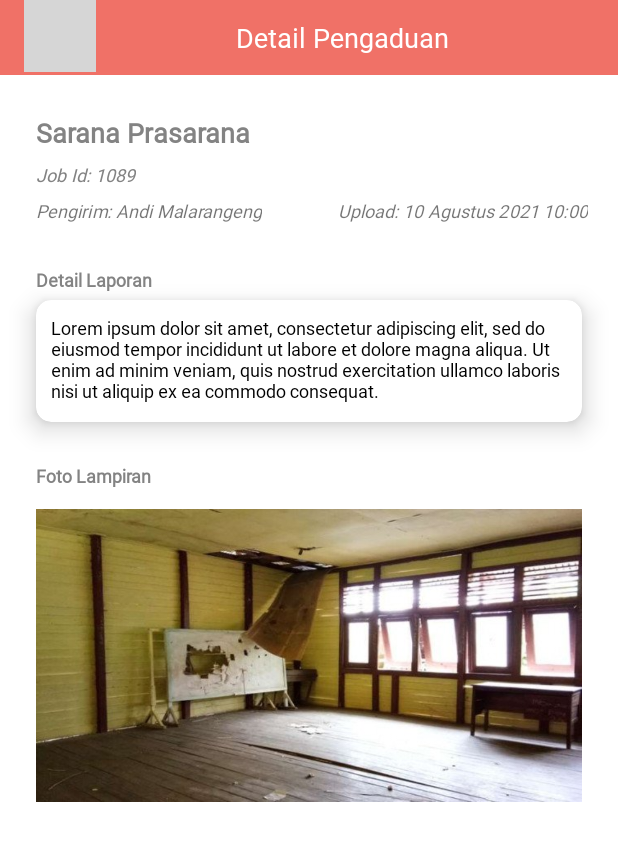
After one commit to zubaidi/PortalSekolah, an Android app: the PengaduanDetailActivity screen opened directly, with no data from a screen before it, on a phone screen of 412 x 824 dp. The commit adds this screen. Shown: the top 841 px of the screen. Run offline under Robolectric (Android 15) with nearby library versions, the phone set to English and light mode, and no system bars; grey boxes are pictures that could not be loaded.

Commit message:
Tambah PengaduanDetailActivity.kt

```diff
--- a/app/src/main/AndroidManifest.xml
+++ b/app/src/main/AndroidManifest.xml
@@ -1,6 +1,6 @@
 <?xml version="1.0" encoding="utf-8"?>
 <manifest xmlns:android="http://schemas.android.com/apk/res/android"
-    package="com.example.portalsekolah" >
+    package="com.example.portalsekolah">
 
     <application
         android:allowBackup="true"
@@ -8,7 +8,10 @@
         android:label="@string/app_name"
         android:roundIcon="@mipmap/ic_launcher_round"
         android:supportsRtl="true"
-        android:theme="@style/Theme.PortalSekolah" >
+        android:theme="@style/Theme.PortalSekolah">
+        <activity
+            android:name=".PengaduanDetailActivity"
+            android:exported="false" />
         <activity
             android:name=".LokasiActivity"
             android:exported="false" />
@@ -32,7 +35,7 @@
             android:exported="false" />
         <activity
             android:name=".LoginActivity"
-            android:exported="true" >
+            android:exported="true">
             <intent-filter>
                 <action android:name="android.intent.action.MAIN" />
 
--- a/app/src/main/java/com/example/portalsekolah/HomeActivity.kt
+++ b/app/src/main/java/com/example/portalsekolah/HomeActivity.kt
@@ -30,7 +30,7 @@ class HomeActivity : AppCompatActivity() {
             true
         }
     }
-    private fun replaceFragment(fragment: Fragment) {
+    fun replaceFragment(fragment: Fragment) {
         if(fragment!=null){
             val nav=supportFragmentManager.beginTransaction()
                 .replace(R.id.frameContainer, fragment)
--- a/app/src/main/java/com/example/portalsekolah/HomeFragment.kt
+++ b/app/src/main/java/com/example/portalsekolah/HomeFragment.kt
@@ -36,8 +36,7 @@ class HomeFragment : Fragment() {
         super.onViewCreated(view, savedInstanceState)
         val imageLogout = view?.findViewById<ImageView>(R.id.moreLogout)
         imageLogout?.setOnClickListener {
-            val popupMenu =
-                activity?.let { it1 -> androidx.appcompat.widget.PopupMenu(it1, imageLogout) }
+            val popupMenu = activity?.let { it1 -> androidx.appcompat.widget.PopupMenu(it1, imageLogout) }
             popupMenu?.menuInflater?.inflate(R.menu.logout_menu, popupMenu.menu)
             popupMenu?.setOnMenuItemClickListener(
                 androidx.appcompat.widget.PopupMenu.OnMenuItemClickListener {
--- /dev/null
+++ b/app/src/main/java/com/example/portalsekolah/PengaduanDetailActivity.kt
@@ -0,0 +1,22 @@
+package com.example.portalsekolah
+
+import android.content.Intent
+import androidx.appcompat.app.AppCompatActivity
+import android.os.Bundle
+import android.widget.ImageView
+import androidx.activity.OnBackPressedCallback
+import androidx.fragment.app.Fragment
+
+class PengaduanDetailActivity : AppCompatActivity() {
+    private var PengaduanFragment = com.example.portalsekolah.PengaduanFragment()
+    override fun onCreate(savedInstanceState: Bundle?) {
+        super.onCreate(savedInstanceState)
+        setContentView(R.layout.activity_pengaduan_detail)
+        val kembali = findViewById<ImageView>(R.id.tombolKembali)
+        kembali.setOnClickListener {
+            startActivity(Intent(this, HomeActivity::class.java))
+            var home = HomeActivity()
+            home.replaceFragment(PengaduanFragment)
+        }
+    }
+}
--- a/app/src/main/java/com/example/portalsekolah/PengaduanFragment.kt
+++ b/app/src/main/java/com/example/portalsekolah/PengaduanFragment.kt
@@ -1,10 +1,12 @@
 package com.example.portalsekolah
 
+import android.content.Intent
 import android.os.Bundle
 import androidx.fragment.app.Fragment
 import android.view.LayoutInflater
 import android.view.View
 import android.view.ViewGroup
+import android.widget.TextView
 
 class PengaduanFragment : Fragment() {
 
@@ -15,4 +17,14 @@ class PengaduanFragment : Fragment() {
         // Inflate the layout for this fragment
         return inflater.inflate(R.layout.fragment_pengaduan, container, false)
     }
+
+    override fun onViewCreated(view: View, savedInstanceState: Bundle?) {
+        super.onViewCreated(view, savedInstanceState)
+        val keDetailPengaduan = view?.findViewById<TextView>(R.id.lihatDetailPengaduan)
+        keDetailPengaduan.setOnClickListener {
+            requireActivity().run{
+                startActivity(Intent(this, PengaduanDetailActivity::class.java))
+            }
+        }
+    }
 }
--- a/app/src/main/res/layout/activity_login.xml
+++ b/app/src/main/res/layout/activity_login.xml
@@ -44,7 +44,7 @@
         android:hint="User ID"
         android:drawableLeft="@drawable/ic_userid"
         android:drawablePadding="8dp"
-        android:textSize="10dp"
+        android:textSize="14dp"
         android:fontFamily="@font/roboto"
         app:layout_constraintEnd_toEndOf="parent"
         app:layout_constraintStart_toStartOf="parent"
@@ -61,8 +61,9 @@
         android:hint="Password"
         android:drawableLeft="@drawable/ic_password"
         android:drawablePadding="10dp"
-        android:textSize="10dp"
+        android:textSize="14dp"
         android:fontFamily="@font/roboto"
+        android:inputType="textPassword"
         app:layout_constraintEnd_toEndOf="parent"
         app:layout_constraintStart_toStartOf="parent"
         app:layout_constraintTop_toBottomOf="@+id/editUserID" />
--- /dev/null
+++ b/app/src/main/res/layout/activity_pengaduan_detail.xml
@@ -0,0 +1,166 @@
+<?xml version="1.0" encoding="utf-8"?>
+<androidx.constraintlayout.widget.ConstraintLayout xmlns:android="http://schemas.android.com/apk/res/android"
+    xmlns:app="http://schemas.android.com/apk/res-auto"
+    xmlns:tools="http://schemas.android.com/tools"
+    android:layout_width="match_parent"
+    android:layout_height="match_parent"
+    tools:context=".PengaduanDetailActivity">
+
+    <androidx.appcompat.widget.Toolbar
+        android:id="@+id/toolbar2"
+        android:layout_width="match_parent"
+        android:layout_height="50dp"
+        android:background="#F07167"
+        app:layout_constraintEnd_toEndOf="parent"
+        app:layout_constraintStart_toStartOf="parent"
+        app:layout_constraintTop_toTopOf="parent"
+        app:title="Detail Pengaduan">
+
+        <LinearLayout
+            android:layout_width="match_parent"
+            android:layout_height="match_parent"
+            android:layout_marginEnd="20dp"
+            android:orientation="horizontal">
+
+            <ImageView
+                android:id="@+id/tombolKembali"
+                android:layout_width="48dp"
+                android:layout_height="48dp"
+                android:backgroundTint="#F07167"
+                android:scaleType="fitXY"
+                android:src="@drawable/ic_back_button_foreground" />
+
+            <TextView
+                android:layout_width="match_parent"
+                android:layout_height="match_parent"
+                android:fontFamily="@font/roboto"
+                android:gravity="center"
+                android:text="Detail Pengaduan"
+                android:textColor="#FFF"
+                android:textSize="18dp" />
+        </LinearLayout>
+    </androidx.appcompat.widget.Toolbar>
+
+    <TextView
+        android:id="@+id/labelIdPengaduan"
+        android:layout_width="wrap_content"
+        android:layout_height="wrap_content"
+        android:layout_marginStart="24dp"
+        android:layout_marginTop="26dp"
+        android:text="Sarana Prasarana"
+        android:textColor="#838383"
+        android:textSize="18dp"
+        android:textStyle="bold"
+        android:fontFamily="@font/roboto"
+        app:layout_constraintStart_toStartOf="parent"
+        app:layout_constraintTop_toBottomOf="@+id/toolbar2" />
+
+    <TextView
+        android:id="@+id/labelUrutan"
+        android:layout_width="wrap_content"
+        android:layout_height="wrap_content"
+        android:layout_marginStart="24dp"
+        android:layout_marginTop="7dp"
+        android:text="Job Id: 1089"
+        android:textColor="#838383"
+        android:textSize="12dp"
+        android:textStyle="italic"
+        android:fontFamily="@font/roboto"
+        app:layout_constraintStart_toStartOf="parent"
+        app:layout_constraintTop_toBottomOf="@+id/labelIdPengaduan" />
+
+    <LinearLayout
+        android:id="@+id/linearLayout2"
+        android:layout_width="match_parent"
+        android:layout_height="wrap_content"
+        android:layout_marginLeft="24dp"
+        android:layout_marginTop="7dp"
+        android:layout_marginRight="20dp"
+        android:orientation="horizontal"
+        app:layout_constraintEnd_toEndOf="parent"
+        app:layout_constraintStart_toStartOf="parent"
+        app:layout_constraintTop_toBottomOf="@+id/labelUrutan">
+
+        <TextView
+            android:layout_width="wrap_content"
+            android:layout_height="match_parent"
+            android:fontFamily="@font/roboto"
+            android:text="Pengirim: Andi Malarangeng"
+            android:textSize="12dp"
+            android:textStyle="italic" />
+
+        <TextView
+            android:layout_width="wrap_content"
+            android:layout_height="match_parent"
+            android:layout_weight="1"
+            android:fontFamily="@font/roboto"
+            android:gravity="right"
+            android:text="Upload: 10 Agustus 2021 10:00"
+            android:textSize="12dp"
+            android:textStyle="italic" />
+    </LinearLayout>
+
+    <TextView
+        android:id="@+id/DetailPengaduan"
+        android:layout_width="wrap_content"
+        android:layout_height="wrap_content"
+        android:layout_marginStart="24dp"
+        android:fontFamily="@font/roboto"
+        android:text="Detail Laporan"
+        android:textColor="#838383"
+        android:textSize="12dp"
+        android:textStyle="bold"
+        android:layout_marginTop="29dp"
+        app:layout_constraintStart_toStartOf="parent"
+        app:layout_constraintTop_toBottomOf="@+id/linearLayout2" />
+
+    <androidx.cardview.widget.CardView
+        android:id="@+id/isiDetailPengaduan"
+        android:layout_width="match_parent"
+        android:layout_height="81dp"
+        app:layout_constraintTop_toBottomOf="@+id/DetailPengaduan"
+        app:layout_constraintStart_toStartOf="parent"
+        app:layout_constraintEnd_toEndOf="parent"
+        android:layout_marginStart="24dp"
+        android:layout_marginEnd="24dp"
+        android:layout_marginTop="5dp"
+        app:cardCornerRadius="10dp"
+        app:cardElevation="10dp">
+        <TextView
+            android:layout_width="match_parent"
+            android:layout_height="match_parent"
+            android:layout_margin="10dp"
+            android:fontFamily="@font/roboto"
+            android:text="Lorem ipsum dolor sit amet, consectetur adipiscing elit, sed do eiusmod tempor incididunt ut labore et dolore magna aliqua. Ut enim ad minim veniam, quis nostrud exercitation ullamco laboris nisi ut aliquip ex ea commodo consequat."
+            android:textSize="12dp"
+            android:textColor="#000"
+            />
+    </androidx.cardview.widget.CardView>
+
+    <TextView
+        android:id="@+id/FotoLampiran"
+        android:layout_width="wrap_content"
+        android:layout_height="wrap_content"
+        android:layout_marginStart="24dp"
+        android:fontFamily="@font/roboto"
+        android:text="Foto Lampiran"
+        android:textColor="#838383"
+        android:textSize="12dp"
+        android:textStyle="bold"
+        android:layout_marginTop="27dp"
+        app:layout_constraintStart_toStartOf="parent"
+        app:layout_constraintTop_toBottomOf="@+id/isiDetailPengaduan" />
+
+    <ImageView
+        android:layout_width="match_parent"
+        android:layout_height="195dp"
+        android:layout_marginStart="24dp"
+        android:layout_marginTop="14dp"
+        android:layout_marginEnd="24dp"
+        app:srcCompat="@drawable/foto"
+        android:scaleType="fitXY"
+        app:layout_constraintEnd_toEndOf="parent"
+        app:layout_constraintStart_toStartOf="parent"
+        app:layout_constraintTop_toBottomOf="@+id/FotoLampiran" />
+
+</androidx.constraintlayout.widget.ConstraintLayout>
```
Also changed, not shown: app/src/main/res/drawable-v24/foto.jpg (added).
